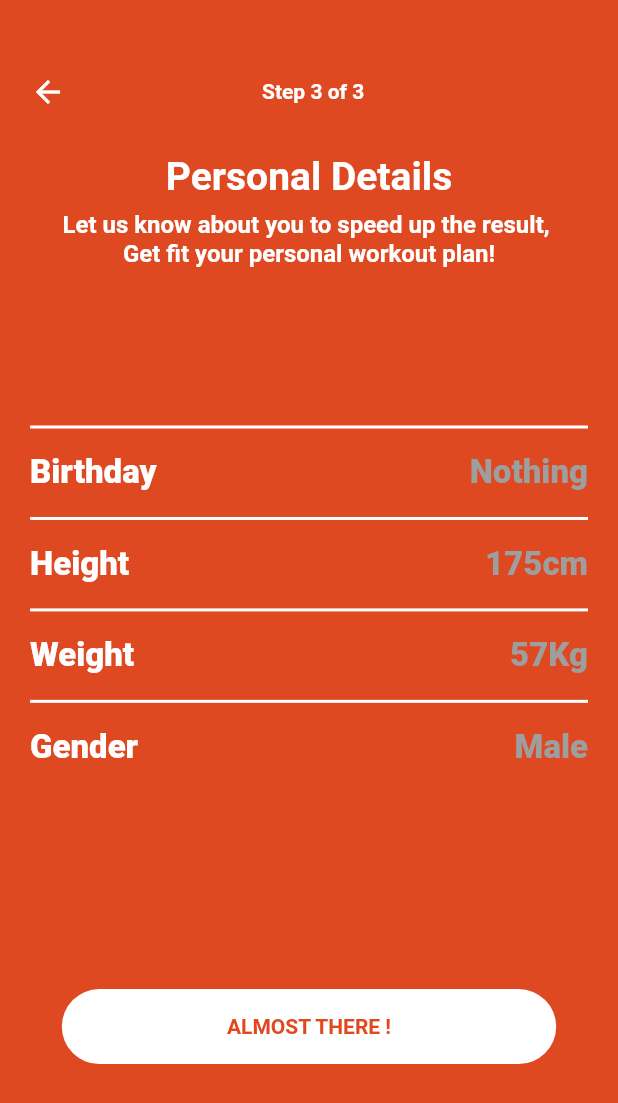
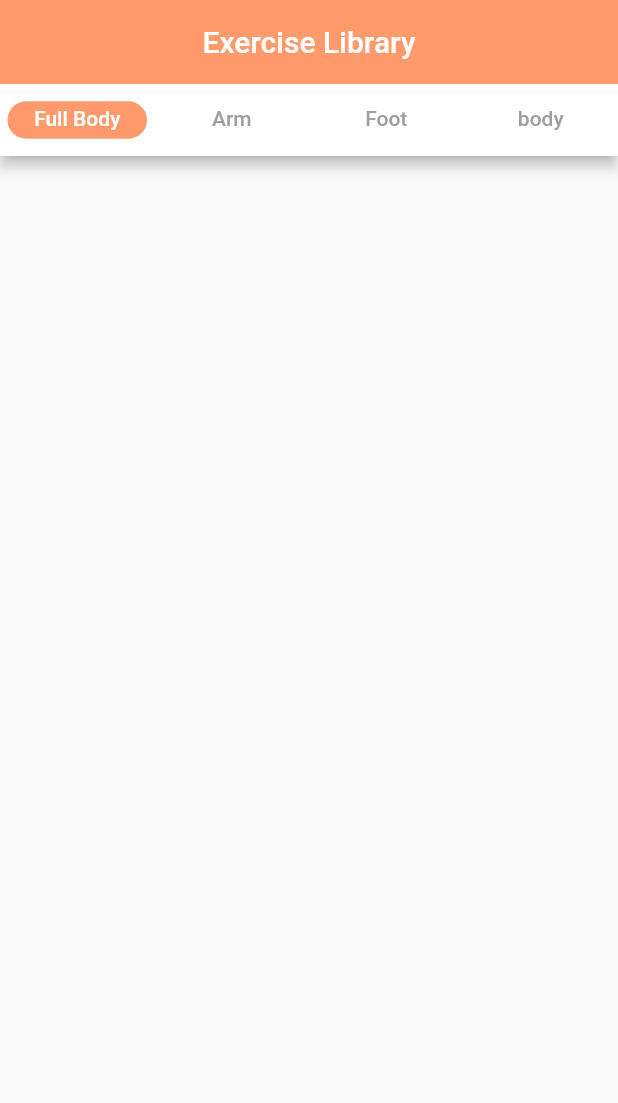
Before and after one commit to YasinGujjar/real_bodies, a Flutter app: the screen it shows after launch, on a phone screen of 412 x 824 dp. Shown: the top 1103 px of the screen. Run offline on Flutter 3.47's test engine with Material 2 defaults, Android fonts, the phone set to English and light mode, and no system bars; our stand-ins replace audioplayers, bubble_tab_indicator, carousel_slider, charts_flutter, flutter_swiper, liquid_progress_indicator and 3 more.

Commit message:
Merge branch 'master' of https://github.com/YasinGujjar/real_bodies
# Conflicts:
#	lib/main.dart

```diff
--- a/lib/main.dart
+++ b/lib/main.dart
@@ -13,6 +13,7 @@ import 'package:real_bodies/pages/progress_tracker.dart';
 import 'package:real_bodies/pages/search_food.dart';
 import 'package:real_bodies/pages/starting_pages.dart';
 import 'package:real_bodies/realbodyui/dashboard.dart';
+import 'package:real_bodies/realbodyui/exercise_library.dart';
 import 'package:real_bodies/realbodyui/exercise_plan.dart';
 import 'package:real_bodies/realbodyui/exercise_plan_full.dart';
 import 'package:real_bodies/realbodyui/fitnesslevel3.dart';
@@ -53,7 +54,7 @@ class MyApp extends StatelessWidget {
         primarySwatch: Colors.blue,
        // canvasColor: Colors.transparent,
       ),
-      home:  FitnessLevelThree(),//MyHomePage(title: 'Demo'),
+      home:  ExerciseLibrary(),//MyHomePage(title: 'Demo'),
     );
   }
 }
--- /dev/null
+++ b/lib/realbodyui/exercise_library.dart
@@ -0,0 +1,85 @@
+import 'package:bubble_tab_indicator/bubble_tab_indicator.dart';
+import 'package:flutter/material.dart';
+import 'package:real_bodies/theme/palette.dart';
+
+class ExerciseLibrary extends StatefulWidget {
+  @override
+  _ExerciseLibraryState createState() => _ExerciseLibraryState();
+}
+
+class _ExerciseLibraryState extends State<ExerciseLibrary> {
+  @override
+  Widget build(BuildContext context) {
+    return MaterialApp(
+
+      home: DefaultTabController(
+        length: 4,
+        child: Scaffold(
+          appBar: AppBar(
+            backgroundColor: Palette.mainPurple,
+              automaticallyImplyLeading: false,
+              centerTitle: true,
+              title: Center(child: Text('Exercise Library'),),
+
+            bottom: ColoredTabBar(
+              color: Colors.white,
+              tabBar: TabBar(
+                    unselectedLabelColor: Colors.grey,
+                tabs: <Widget>[
+                  Tab(text: 'Full Body',),
+                  Tab(text: 'Arm',),
+                  Tab(text: 'Foot',),
+                  Tab(text: 'body',),
+                ],
+                indicatorSize: TabBarIndicatorSize.tab,
+                indicator: new BubbleTabIndicator(
+                  indicatorHeight: 25.0,
+                  indicatorColor: Palette.mainPurple,
+                  tabBarIndicatorSize: TabBarIndicatorSize.tab,
+
+                ),
+              ),
+            ),
+          ),
+          body:TabBarView(children: [
+
+          ],),
+        ),
+      ),
+    );
+  }
+}
+
+
+class ColoredTabBar extends Container implements PreferredSizeWidget {
+  ColoredTabBar({this.color, this.tabBar});
+
+  final Color color;
+  final TabBar tabBar;
+
+  @override
+  Size get preferredSize => tabBar.preferredSize;
+
+  @override
+  Widget build(BuildContext context) => Container(
+    color: color,
+    child: tabBar,
+  );
+}
+
+
+class ExerciseVideoList extends StatefulWidget {
+  @override
+  _ExerciseVideoListState createState() => _ExerciseVideoListState();
+}
+
+class _ExerciseVideoListState extends State<ExerciseVideoList> {
+  @override
+  Widget build(BuildContext context) {
+    return ListView(
+      children: <Widget>[
+
+      ],
+    );
+  }
+}
--- a/pubspec.yaml
+++ b/pubspec.yaml
@@ -35,6 +35,7 @@ dependencies:
   intl: ^0.16.0
   http: ^0.12.0+2
   carousel_slider: ^1.3.1
+  bubble_tab_indicator: ^0.1.4
   #firebase_auth: ^0.6.6
   #flutter_facebook_login: ^1.1.1
   shared_preferences: any
```
Also changed, not shown: pubspec.lock, 1 other file.
